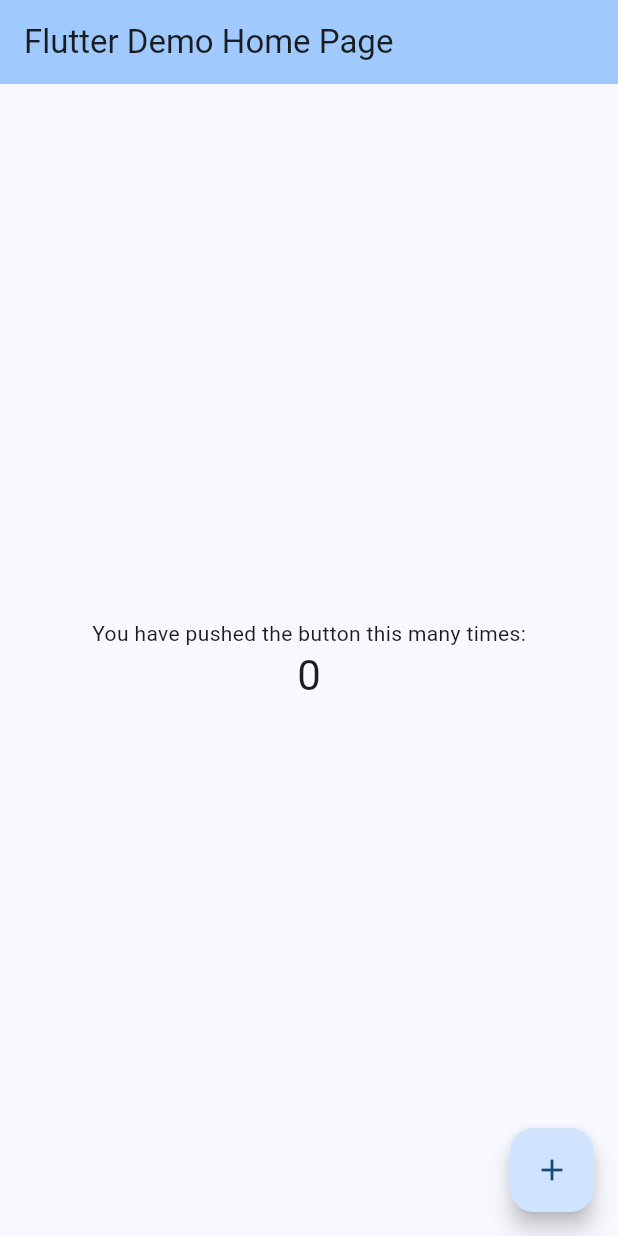
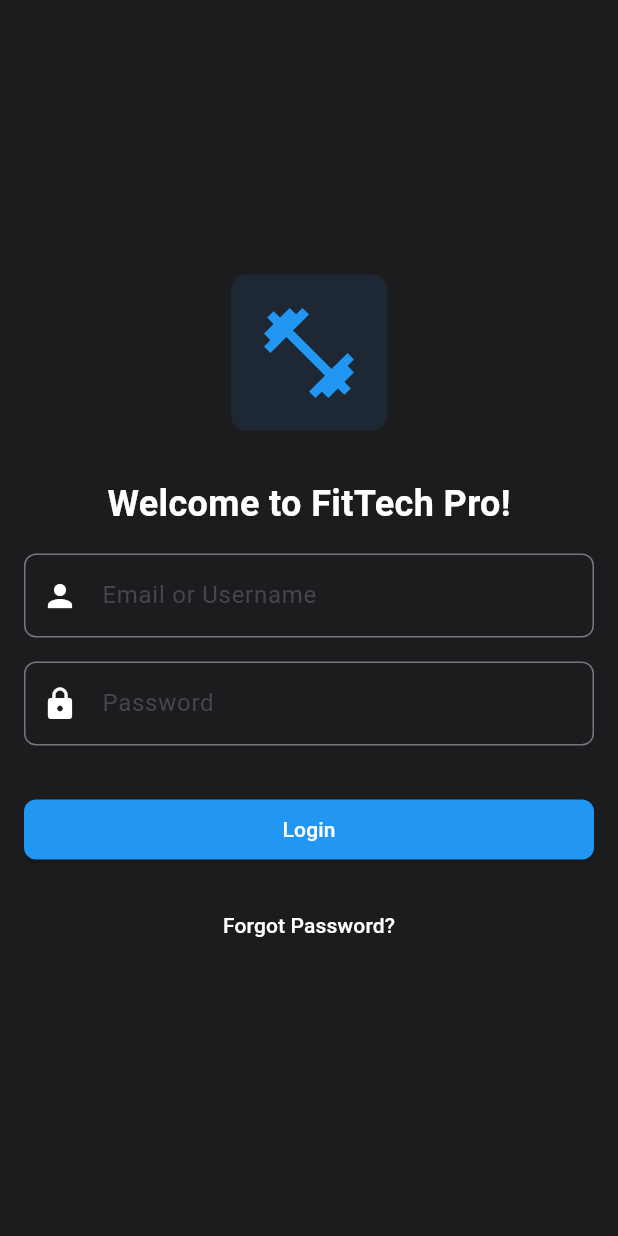
Before and after one commit to NoahCherel/FitEpitech, a Flutter app: the screen it shows after launch, on a phone screen of 412 x 824 dp. Run offline on Flutter 3.47's test engine with Material 3 defaults, Android fonts, the phone set to English and light mode, and no system bars.

Commit message:
login + main

```diff
--- a/lib/UI/login.dart
+++ b/lib/UI/login.dart
@@ -0,0 +1,100 @@
+import 'package:flutter/material.dart';
+
+class LoginPage extends StatelessWidget {
+  const LoginPage({Key? key});
+
+  @override
+  Widget build(BuildContext context) {
+    return Scaffold(
+      body: Container(
+        height: double.infinity,
+        color: const Color(0xFF1C1C1E),
+        child: Center(
+          child: SingleChildScrollView(
+            padding: const EdgeInsets.all(16.0),
+            child: Column(
+              mainAxisAlignment: MainAxisAlignment.center,
+              mainAxisSize: MainAxisSize.min, // Set to take minimum vertical space
+              children: <Widget>[
+                Container(
+                  padding: const EdgeInsets.all(16),
+                  decoration: BoxDecoration(
+                    color: Colors.blue.withOpacity(0.1),
+                    borderRadius: BorderRadius.circular(10),
+                  ),
+                  child: const Icon(
+                    Icons.fitness_center,
+                    size: 72,
+                    color: Colors.blue,
+                  ),
+                ),
+                const SizedBox(height: 32),
+                const Text(
+                  'Welcome to FitTech Pro!',
+                  style: TextStyle(
+                    fontSize: 24,
+                    fontWeight: FontWeight.bold,
+                    color: Colors.white,
+                  ),
+                ),
+                const SizedBox(height: 16),
+                TextFormField(
+                  style: const TextStyle(color: Colors.white),
+                  decoration: InputDecoration(
+                    labelText: 'Email or Username',
+                    prefixIcon: const Icon(Icons.person, color: Colors.white),
+                    border: OutlineInputBorder(
+                      borderRadius: BorderRadius.circular(8),
+                    ),
+                  ),
+                ),
+                const SizedBox(height: 16),
+                TextFormField(
+                  style: const TextStyle(color: Colors.white),
+                  decoration: InputDecoration(
+                    labelText: 'Password',
+                    prefixIcon: const Icon(Icons.lock, color: Colors.white),
+                    border: OutlineInputBorder(
+                      borderRadius: BorderRadius.circular(8),
+                    ),
+                  ),
+                  obscureText: true,
+                ),
+                const SizedBox(height: 32),
+                SizedBox(
+                  width: double.infinity,
+                  child: ElevatedButton(
+                    onPressed: () {
+                      // TODO: Implement login logic
+                      Navigator.pushReplacementNamed(context, '/main');
+                    },
+                    style: ElevatedButton.styleFrom(
+                      backgroundColor: Colors.blue,
+                      shape: RoundedRectangleBorder(
+                        borderRadius: BorderRadius.circular(8),
+                      ),
+                    ),
+                    child: const Text(
+                      'Login',
+                      style: TextStyle(color: Colors.white),
+                    ),
+                  ),
+                ),
+                const SizedBox(height: 16),
+                TextButton(
+                  onPressed: () {
+                    // TODO: Implement forgot password logic
+                  },
+                  child: const Text(
+                    'Forgot Password?',
+                    style: TextStyle(color: Colors.white),
+                  ),
+                ),
+              ],
+            ),
+          ),
+        ),
+      ),
+    );
+  }
+}
--- a/lib/main.dart
+++ b/lib/main.dart
@@ -1,69 +1,43 @@
 import 'package:flutter/material.dart';
+import './UI/login.dart';
 
-void main() {
+void main() async {
+  WidgetsFlutterBinding.ensureInitialized();
   runApp(const MyApp());
 }
 
 class MyApp extends StatelessWidget {
-  const MyApp({super.key});
+  const MyApp({Key? key});
 
   @override
   Widget build(BuildContext context) {
     return MaterialApp(
-      title: 'Flutter Demo',
+      title: 'Fitness App',
       theme: ThemeData(
-        colorScheme: ColorScheme.fromSeed(seedColor: Colors.blue),
-        useMaterial3: true,
+        primarySwatch: Colors.blue,
+        visualDensity: VisualDensity.adaptivePlatformDensity,
       ),
-      home: const MyHomePage(title: 'Flutter Demo Home Page'),
+      initialRoute: '/login',
+      routes: {
+        '/login': (context) => const LoginPage(),
+        '/main': (context) => const MainPage(),
+      },
     );
   }
 }
 
-class MyHomePage extends StatefulWidget {
-  const MyHomePage({super.key, required this.title});
-
-  final String title;
-
-  @override
-  State<MyHomePage> createState() => _MyHomePageState();
-}
-
-class _MyHomePageState extends State<MyHomePage> {
-  int _counter = 0;
-
-  void _incrementCounter() {
-    setState(() {
-      _counter++;
-    });
-  }
+class MainPage extends StatelessWidget {
+  const MainPage({Key? key});
 
   @override
   Widget build(BuildContext context) {
     return Scaffold(
       appBar: AppBar(
-        backgroundColor: Theme.of(context).colorScheme.inversePrimary,
-        title: Text(widget.title),
+        title: const Text('Main Page'),
       ),
       body: Center(
-        child: Column(
-          mainAxisAlignment: MainAxisAlignment.center,
-          children: <Widget>[
-            const Text(
-              'You have pushed the button this many times:',
-            ),
-            Text(
-              '$_counter',
-              style: Theme.of(context).textTheme.headlineMedium,
-            ),
-          ],
-        ),
+        child: const Text('Welcome to the Main Page!'),
       ),
-      floatingActionButton: FloatingActionButton(
-        onPressed: _incrementCounter,
-        tooltip: 'Increment',
-        child: const Icon(Icons.add),
-      ), // This trailing comma makes auto-formatting nicer for build methods.
     );
   }
 }
```
